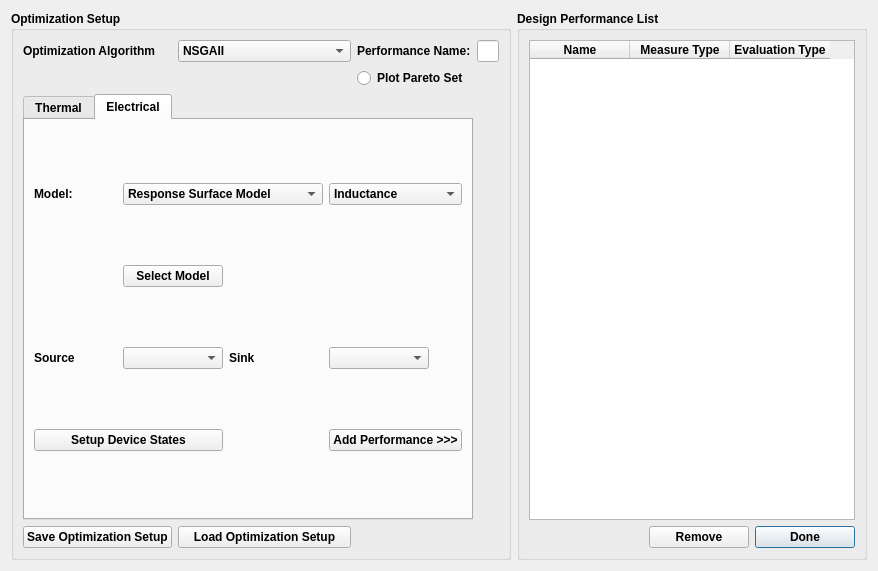
Before: the Qt Designer form powercad/project_builder/ui/ET_evaluate_up.ui in e3da/PowerSynth1-src, drawn with Qt 5.
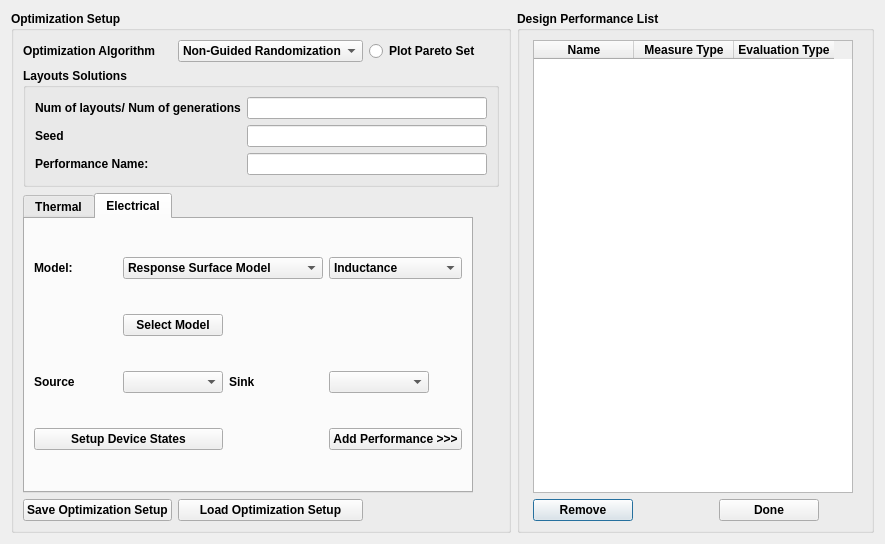
After: the same form once the commit is applied. The open tabs and pages were chosen to show the change.

What changed in the file:
```diff
--- a/powercad/project_builder/ui/ET_evaluate_up.ui
+++ b/powercad/project_builder/ui/ET_evaluate_up.ui
@@ -6,8 +6,8 @@
    <rect>
     <x>0</x>
     <y>0</y>
-    <width>874</width>
-    <height>571</height>
+    <width>885</width>
+    <height>523</height>
    </rect>
   </property>
   <property name="windowTitle">
@@ -31,9 +31,21 @@
      <property name="title">
       <string>Design Performance List</string>
      </property>
-     <layout class="QGridLayout" name="gridLayout_4">
-      <item row="0" column="0" colspan="3">
+     <layout class="QGridLayout" name="gridLayout_6">
+      <item row="0" column="0" colspan="2">
        <widget class="QTableWidget" name="tbl_perf_list">
+        <property name="minimumSize">
+         <size>
+          <width>320</width>
+          <height>0</height>
+         </size>
+        </property>
+        <property name="maximumSize">
+         <size>
+          <width>300</width>
+          <height>500</height>
+         </size>
+        </property>
         <column>
          <property name="text">
           <string>Name</string>
@@ -51,20 +63,7 @@
         </column>
        </widget>
       </item>
-      <item row="1" column="2">
-       <widget class="QPushButton" name="btn_done">
-        <property name="maximumSize">
-         <size>
-          <width>100</width>
-          <height>16777215</height>
-         </size>
-        </property>
-        <property name="text">
-         <string>Done</string>
-        </property>
-       </widget>
-      </item>
-      <item row="1" column="1">
+      <item row="1" column="0">
        <widget class="QPushButton" name="btn_remove">
         <property name="maximumSize">
          <size>
@@ -77,6 +76,19 @@
         </property>
        </widget>
       </item>
+      <item row="1" column="1">
+       <widget class="QPushButton" name="btn_done">
+        <property name="maximumSize">
+         <size>
+          <width>100</width>
+          <height>16777215</height>
+         </size>
+        </property>
+        <property name="text">
+         <string>Done</string>
+        </property>
+       </widget>
+      </item>
      </layout>
     </widget>
    </item>
@@ -103,22 +115,100 @@
      <property name="title">
       <string>Optimization Setup</string>
      </property>
-     <layout class="QGridLayout" name="gridLayout">
-      <item row="2" column="2">
+     <layout class="QGridLayout" name="gridLayout_4">
+      <item row="0" column="0">
+       <widget class="QLabel" name="label_opt_algo">
+        <property name="text">
+         <string>Optimization Algorithm</string>
+        </property>
+       </widget>
+      </item>
+      <item row="0" column="1">
+       <widget class="QComboBox" name="cmb_opt_algo">
+        <item>
+         <property name="text">
+          <string>Non-Guided Randomization</string>
+         </property>
+        </item>
+        <item>
+         <property name="text">
+          <string>NSGAII</string>
+         </property>
+        </item>
+       </widget>
+      </item>
+      <item row="0" column="2">
        <widget class="QRadioButton" name="rb_plot_pareto">
         <property name="text">
          <string>Plot Pareto Set</string>
         </property>
        </widget>
       </item>
-      <item row="0" column="2">
-       <widget class="QLabel" name="label_2">
-        <property name="text">
-         <string>Performance Name:</string>
+      <item row="1" column="0" colspan="3">
+       <widget class="QGroupBox" name="groupBox_3">
+        <property name="maximumSize">
+         <size>
+          <width>16777215</width>
+          <height>150</height>
+         </size>
         </property>
+        <property name="title">
+         <string>Layouts Solutions</string>
+        </property>
+        <layout class="QGridLayout" name="gridLayout">
+         <item row="0" column="0">
+          <widget class="QLabel" name="lbl_num_layouts">
+           <property name="maximumSize">
+            <size>
+             <width>250</width>
+             <height>100</height>
+            </size>
+           </property>
+           <property name="text">
+            <string>Num of layouts/ Num of generations</string>
+           </property>
+          </widget>
+         </item>
+         <item row="0" column="1">
+          <widget class="QLineEdit" name="txt_num_layouts"/>
+         </item>
+         <item row="1" column="0">
+          <widget class="QLabel" name="label">
+           <property name="text">
+            <string>Seed</string>
+           </property>
+          </widget>
+         </item>
+         <item row="1" column="1">
+          <widget class="QLineEdit" name="txt_seed"/>
+         </item>
+         <item row="2" column="0">
+          <widget class="QLabel" name="label_2">
+           <property name="text">
+            <string>Performance Name:</string>
+           </property>
+          </widget>
+         </item>
+         <item row="2" column="1">
+          <widget class="QLineEdit" name="txt_perfname">
+           <property name="maximumSize">
+            <size>
+             <width>300</width>
+             <height>16777215</height>
+            </size>
+           </property>
+          </widget>
+         </item>
+        </layout>
+        <zorder>txt_num_layouts</zorder>
+        <zorder>lbl_num_layouts</zorder>
+        <zorder>label</zorder>
+        <zorder>txt_seed</zorder>
+        <zorder>label_2</zorder>
+        <zorder>txt_perfname</zorder>
        </widget>
       </item>
-      <item row="3" column="0" colspan="4">
+      <item row="2" column="0" colspan="3">
        <widget class="QTabWidget" name="Tab_model_select">
         <property name="enabled">
          <bool>true</bool>
@@ -126,13 +216,13 @@
         <property name="minimumSize">
          <size>
           <width>450</width>
-          <height>0</height>
+          <height>300</height>
          </size>
         </property>
         <property name="maximumSize">
          <size>
           <width>450</width>
-          <height>16777215</height>
+          <height>300</height>
          </size>
         </property>
         <property name="font">
@@ -362,45 +452,14 @@
         </widget>
        </widget>
       </item>
-      <item row="0" column="3">
-       <widget class="QLineEdit" name="txt_perfname">
-        <property name="maximumSize">
-         <size>
-          <width>100</width>
-          <height>16777215</height>
-         </size>
-        </property>
-       </widget>
-      </item>
-      <item row="0" column="0">
-       <widget class="QLabel" name="label_opt_algo">
-        <property name="text">
-         <string>Optimization Algorithm</string>
-        </property>
-       </widget>
-      </item>
-      <item row="0" column="1">
-       <widget class="QComboBox" name="cmb_opt_algo">
-        <item>
-         <property name="text">
-          <string>NSGAII</string>
-         </property>
-        </item>
-        <item>
-         <property name="text">
-          <string>Non-Guided Randomization</string>
-         </property>
-        </item>
-       </widget>
-      </item>
-      <item row="4" column="0">
+      <item row="3" column="0">
        <widget class="QPushButton" name="btn_save_setup">
         <property name="text">
          <string>Save Optimization Setup</string>
         </property>
        </widget>
       </item>
-      <item row="4" column="1">
+      <item row="3" column="1">
        <widget class="QPushButton" name="btn_load_setup">
         <property name="text">
          <string>Load Optimization Setup</string>
```
Left out of the diff: 7 changed lines with no effect on the pictures.
